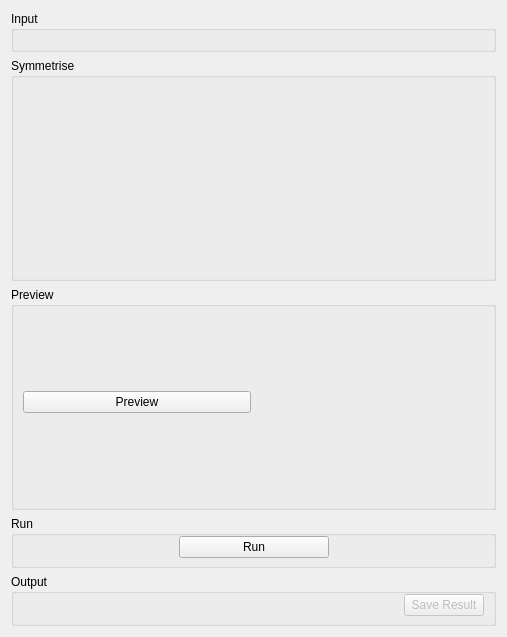
Before: the Qt Designer form qt/scientific_interfaces/Inelastic/Processor/SymmetriseTab.ui in mantidproject/mantid, drawn with Qt 5.
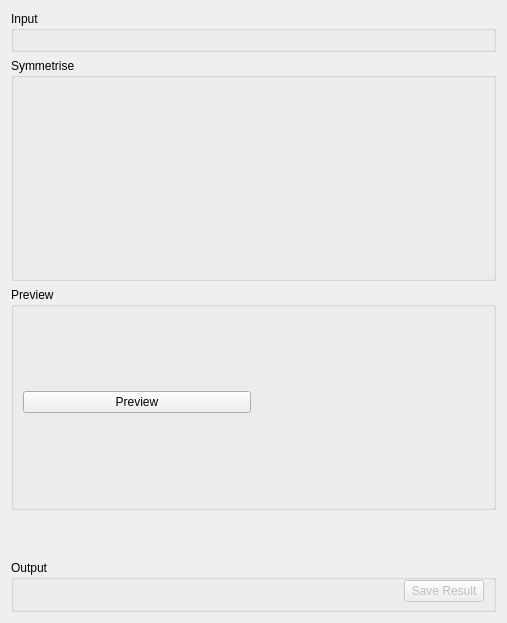
After: the same form once the commit is applied. Custom widgets are drawn as their Qt base class.

Commit message: Adapt Symmetrise tab for run widget, inherit from Run Subscriber and refactor validation and run methods

The edit to the form file:
```diff
--- a/qt/scientific_interfaces/Inelastic/Processor/SymmetriseTab.ui
+++ b/qt/scientific_interfaces/Inelastic/Processor/SymmetriseTab.ui
@@ -189,64 +189,7 @@
     </widget>
    </item>
    <item>
-    <widget class="QGroupBox" name="gbRun">
-     <property name="title">
-      <string>Run</string>
-     </property>
-     <layout class="QHBoxLayout" name="horizontalLayout">
-      <property name="topMargin">
-       <number>0</number>
-      </property>
-      <property name="bottomMargin">
-       <number>7</number>
-      </property>
-      <item>
-       <spacer name="horizontalSpacer">
-        <property name="orientation">
-         <enum>Qt::Horizontal</enum>
-        </property>
-        <property name="sizeHint" stdset="0">
-         <size>
-          <width>185</width>
-          <height>20</height>
-         </size>
-        </property>
-       </spacer>
-      </item>
-      <item>
-       <widget class="QPushButton" name="pbRun">
-        <property name="minimumSize">
-         <size>
-          <width>150</width>
-          <height>0</height>
-         </size>
-        </property>
-        <property name="maximumSize">
-         <size>
-          <width>180</width>
-          <height>16777215</height>
-         </size>
-        </property>
-        <property name="text">
-         <string>Run</string>
-        </property>
-       </widget>
-      </item>
-      <item>
-       <spacer name="horizontalSpacer_2">
-        <property name="orientation">
-         <enum>Qt::Horizontal</enum>
-        </property>
-        <property name="sizeHint" stdset="0">
-         <size>
-          <width>184</width>
-          <height>20</height>
-         </size>
-        </property>
-       </spacer>
-      </item>
-     </layout>
-    </widget>
+    <widget class="MantidQt::CustomInterfaces::RunView" name="runWidget" native="true"/>
    </item>
    <item>
     <widget class="QGroupBox" name="gbOutput">
@@ -299,9 +242,10 @@
  </widget>
  <customwidgets>
   <customwidget>
-   <class>MantidQt::MantidWidgets::DataSelector</class>
+   <class>MantidQt::CustomInterfaces::RunView</class>
    <extends>QWidget</extends>
-   <header>MantidQtWidgets/Common/DataSelector.h</header>
+   <header>Common/RunWidget/RunView.h</header>
+   <container>1</container>
   </customwidget>
   <customwidget>
    <class>MantidQt::CustomInterfaces::OutputPlotOptionsView</class>
@@ -315,6 +259,11 @@
    <header>MantidQtWidgets/Plotting/PreviewPlot.h</header>
    <container>1</container>
   </customwidget>
+  <customwidget>
+   <class>MantidQt::MantidWidgets::DataSelector</class>
+   <extends>QWidget</extends>
+   <header>MantidQtWidgets/Common/DataSelector.h</header>
+  </customwidget>
  </customwidgets>
  <resources/>
  <connections/>
```
The commit also changes 5 other files.
